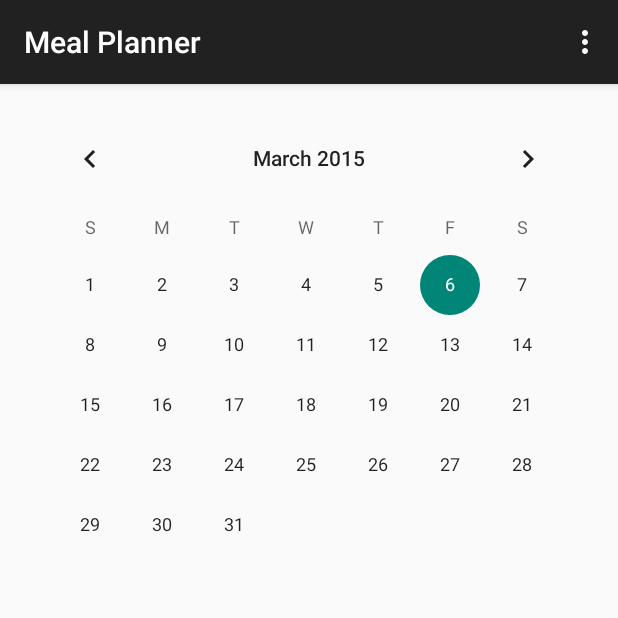
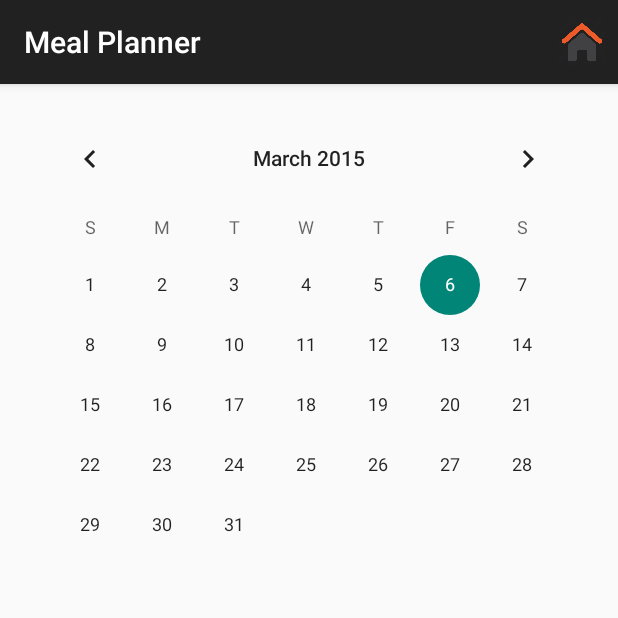
Before and after one commit to drrezeau/MealPlanner, an Android app: the screen it shows after launch (MainActivity), on a phone screen of 412 x 824 dp, the top half of it. Run offline under Robolectric (Android 15) with nearby library versions, the phone set to English and light mode, and no system bars.

Commit message:
Building option added with a cute little house! :)

```diff
--- a/app/src/main/res/menu/menu_main.xml
+++ b/app/src/main/res/menu/menu_main.xml
@@ -1,6 +1,44 @@
 <menu xmlns:android="http://schemas.android.com/apk/res/android"
     xmlns:app="http://schemas.android.com/apk/res-auto"
     xmlns:tools="http://schemas.android.com/tools" tools:context=".MainActivity">
-    <item android:id="@+id/action_settings" android:title="@string/action_settings"
-        android:orderInCategory="100" app:showAsAction="never" />
+    <!--<item android:id="@+id/action_settings" android:title="@string/action_settings"
+        android:orderInCategory="100" app:showAsAction="never" />-->
+
+    <item
+        android:icon="@drawable/building"
+        android:title="@string/buildings"
+        app:showAsAction="ifRoom"
+        >
+
+        <menu>
+            <item
+                android:id="@+id/fort_worth"
+                android:title="Fort Worth"/>
+            <item
+                android:id="@+id/el_paso"
+                android:title="El Paso"/>
+            <item
+                android:id="@+id/snyder"
+                android:title="Snyder"/>
+            <item
+                android:id="@+id/amarillo"
+                android:title="Amarillo"/>
+            <item
+                android:id="@+id/hobbs"
+                android:title="Hobbs"/>
+            <item
+                android:id="@+id/los_lunas"
+                android:title="Los Lunas"/>
+            <item
+                android:id="@+id/carlsbad"
+                android:title="Carlsbad"/>
+            <item
+                android:id="@+id/artesia"
+                android:title="Artesia"/>
+            <item
+                android:id="@+id/lovington"
+                android:title="Lovington"/>
+        </menu>
+    </item>
+
 </menu>
--- a/app/src/main/res/values/strings.xml
+++ b/app/src/main/res/values/strings.xml
@@ -2,7 +2,7 @@
 <resources>
 
     <string name="app_name">Meal Planner</string>
-    <string name="hello_world">Hello world!</string>
+    <string name="buildings">Buildings</string>
     <string name="action_settings">Settings</string>
     <string name="title_activity_day_view">dayView</string>
     <string name="title_activity_mine">mine</string>
```
Also changed, not shown: app/src/main/java/com/example/gil/mealplanner/MainActivity.java (+83 -7 lines), app/src/main/res/drawable-hdpi/building.png (added).
